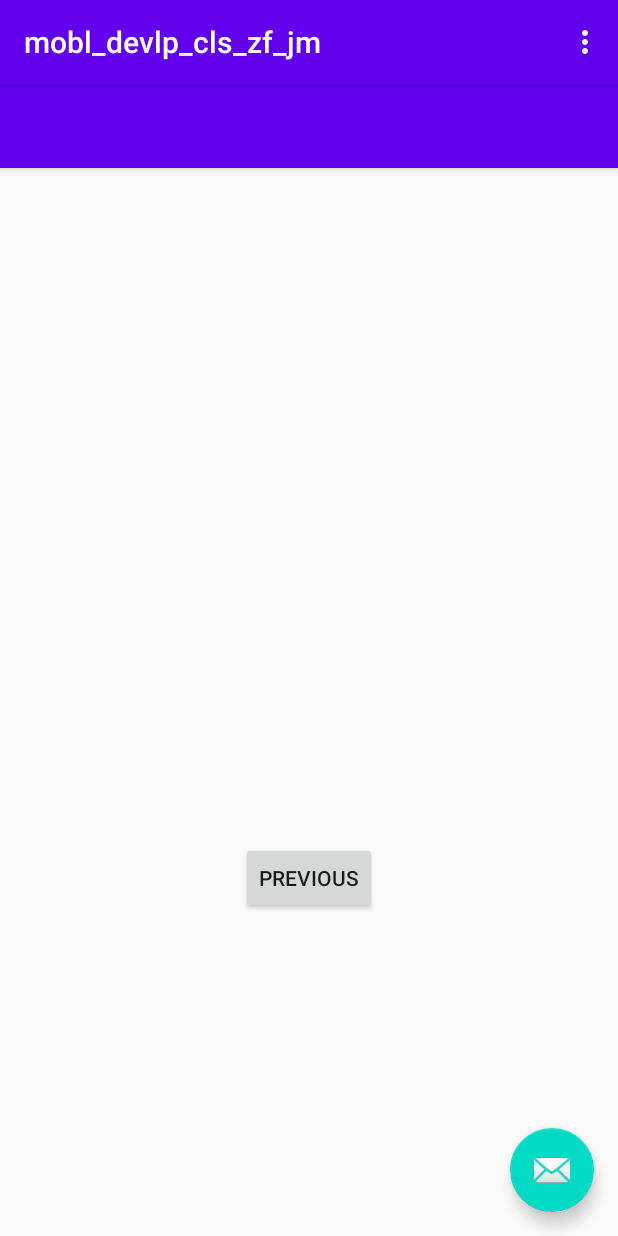
After one commit to Isable-maye/mobl_devlp_cls_zf_jm, an Android app: the DSecondFragment_first screen opened through its navigation route, on a phone screen of 412 x 824 dp. The commit adds this screen. Run offline under Robolectric (Android 15) with nearby library versions, the phone set to English and light mode, and no system bars.

Commit message:
first app的实现

```diff
--- a/app/build.gradle
+++ b/app/build.gradle
@@ -28,7 +28,8 @@
     implementation 'androidx.constraintlayout:constraintlayout:2.0.1'
     implementation 'org.jsoup:jsoup:1.13.1'
     implementation 'com.google.android.material:material:1.2.1'
-    implementation 'androidx.lifecycle:lifecycle-extensions:2.2.0'//加这一句 相当于import jsoup
+    implementation 'androidx.lifecycle:lifecycle-extensions:2.2.0'
+    implementation 'androidx.navigation:navigation-fragment:2.3.0'//加这一句 相当于import jsoup
 
     testImplementation 'junit:junit:4.12'
     androidTestImplementation 'androidx.test.ext:junit:1.1.2'
--- /dev/null
+++ b/app/src/main/java/com/swufe/mobl_devlp_cls_zf_jm/DFirstFragment_first.java
@@ -0,0 +1,34 @@
+package com.swufe.mobl_devlp_cls_zf_jm;
+
+import android.os.Bundle;
+import android.view.LayoutInflater;
+import android.view.View;
+import android.view.ViewGroup;
+
+import androidx.annotation.NonNull;
+import androidx.fragment.app.Fragment;
+import androidx.navigation.fragment.NavHostFragment;
+
+public class DFirstFragment_first extends Fragment {
+
+    @Override
+    public View onCreateView(
+            LayoutInflater inflater, ViewGroup container,
+            Bundle savedInstanceState
+    ) {
+        // Inflate the layout for this fragment
+        return inflater.inflate(R.layout.d_fragment_first_first, container, false);
+    }
+
+    public void onViewCreated(@NonNull View view, Bundle savedInstanceState) {
+        super.onViewCreated(view, savedInstanceState);
+
+        view.findViewById(R.id.button_first).setOnClickListener(new View.OnClickListener() {
+            @Override
+            public void onClick(View view) {
+                NavHostFragment.findNavController(DFirstFragment_first.this)
+                        .navigate(R.id.action_FirstFragment_to_SecondFragment);
+            }
+        });
+    }
+}
--- /dev/null
+++ b/app/src/main/java/com/swufe/mobl_devlp_cls_zf_jm/DMainActivity_first.java
@@ -0,0 +1,55 @@
+package com.swufe.mobl_devlp_cls_zf_jm;
+
+import android.os.Bundle;
+import android.view.Menu;
+import android.view.MenuItem;
+import android.view.View;
+
+import androidx.appcompat.app.AppCompatActivity;
+import androidx.appcompat.widget.Toolbar;
+
+import com.google.android.material.floatingactionbutton.FloatingActionButton;
+import com.google.android.material.snackbar.Snackbar;
+
+public class DMainActivity_first extends AppCompatActivity {
+
+    @Override
+    protected void onCreate(Bundle savedInstanceState) {
+        super.onCreate(savedInstanceState);
+        setContentView(R.layout.d_activity_main_first);
+        Toolbar toolbar = findViewById(R.id.toolbar);
+        //此行加上会闪退，不加会出现两个bar
+        //setSupportActionBar(toolbar);
+
+        FloatingActionButton fab = findViewById(R.id.fab);
+        fab.setOnClickListener(new View.OnClickListener() {
+            @Override
+            public void onClick(View view) {
+                Snackbar.make(view, "Replace with your own action", Snackbar.LENGTH_LONG)
+                        .setAction("Action", null).show();
+            }
+        });
+    }
+
+    @Override
+    public boolean onCreateOptionsMenu(Menu menu) {
+        // Inflate the menu; this adds items to the action bar if it is present.
+        getMenuInflater().inflate(R.menu.menu_main, menu);
+        return true;
+    }
+
+    @Override
+    public boolean onOptionsItemSelected(MenuItem item) {
+        // Handle action bar item clicks here. The action bar will
+        // automatically handle clicks on the Home/Up button, so long
+        // as you specify a parent activity in AndroidManifest.xml.
+        int id = item.getItemId();
+
+        //noinspection SimplifiableIfStatement
+        if (id == R.id.action_settings) {
+            return true;
+        }
+
+        return super.onOptionsItemSelected(item);
+    }
+}
--- /dev/null
+++ b/app/src/main/java/com/swufe/mobl_devlp_cls_zf_jm/DSecondFragment_first.java
@@ -0,0 +1,34 @@
+package com.swufe.mobl_devlp_cls_zf_jm;
+
+import android.os.Bundle;
+import android.view.LayoutInflater;
+import android.view.View;
+import android.view.ViewGroup;
+
+import androidx.annotation.NonNull;
+import androidx.fragment.app.Fragment;
+import androidx.navigation.fragment.NavHostFragment;
+
+public class DSecondFragment_first extends Fragment {
+
+    @Override
+    public View onCreateView(
+            LayoutInflater inflater, ViewGroup container,
+            Bundle savedInstanceState
+    ) {
+        // Inflate the layout for this fragment
+        return inflater.inflate(R.layout.d_fragment_second_first, container, false);
+    }
+
+    public void onViewCreated(@NonNull View view, Bundle savedInstanceState) {
+        super.onViewCreated(view, savedInstanceState);
+
+        view.findViewById(R.id.button_second).setOnClickListener(new View.OnClickListener() {
+            @Override
+            public void onClick(View view) {
+                NavHostFragment.findNavController(DSecondFragment_first.this)
+                        .navigate(R.id.action_SecondFragment_to_FirstFragment);
+            }
+        });
+    }
+}
--- /dev/null
+++ b/app/src/main/res/layout/d_activity_main_first.xml
@@ -0,0 +1,33 @@
+<?xml version="1.0" encoding="utf-8"?>
+<androidx.coordinatorlayout.widget.CoordinatorLayout xmlns:android="http://schemas.android.com/apk/res/android"
+    xmlns:app="http://schemas.android.com/apk/res-auto"
+    xmlns:tools="http://schemas.android.com/tools"
+    android:layout_width="match_parent"
+    android:layout_height="match_parent"
+    tools:context=".DMainActivity_first">
+
+    <com.google.android.material.appbar.AppBarLayout
+        android:layout_width="match_parent"
+        android:layout_height="wrap_content"
+        android:theme="@style/AppTheme.AppBarOverlay">
+
+        <androidx.appcompat.widget.Toolbar
+            android:id="@+id/toolbar"
+            android:layout_width="match_parent"
+            android:layout_height="?attr/actionBarSize"
+            android:background="?attr/colorPrimary"
+            app:popupTheme="@style/AppTheme.PopupOverlay" />
+
+    </com.google.android.material.appbar.AppBarLayout>
+
+    <include layout="@layout/d_content_main_first" />
+
+    <com.google.android.material.floatingactionbutton.FloatingActionButton
+        android:id="@+id/fab"
+        android:layout_width="wrap_content"
+        android:layout_height="wrap_content"
+        android:layout_gravity="bottom|end"
+        android:layout_margin="@dimen/fab_margin"
+        app:srcCompat="@android:drawable/ic_dialog_email" />
+
+</androidx.coordinatorlayout.widget.CoordinatorLayout>
--- /dev/null
+++ b/app/src/main/res/layout/d_content_main_first.xml
@@ -0,0 +1,22 @@
+<?xml version="1.0" encoding="utf-8"?>
+<androidx.constraintlayout.widget.ConstraintLayout xmlns:android="http://schemas.android.com/apk/res/android"
+    xmlns:app="http://schemas.android.com/apk/res-auto"
+    xmlns:tools="http://schemas.android.com/tools"
+    android:layout_width="match_parent"
+    android:layout_height="match_parent"
+    app:layout_behavior="@string/appbar_scrolling_view_behavior">
+
+    <fragment
+        android:id="@+id/nav_host_fragment"
+        android:name="androidx.navigation.fragment.NavHostFragment"
+
+        android:layout_width="0dp"
+        android:layout_height="0dp"
+        app:defaultNavHost="true"
+        app:layout_constraintBottom_toBottomOf="parent"
+        app:layout_constraintLeft_toLeftOf="parent"
+        app:layout_constraintRight_toRightOf="parent"
+        app:layout_constraintTop_toTopOf="parent"
+        app:navGraph="@navigation/nav_graph"
+        tools:ignore="MissingClass" />
+</androidx.constraintlayout.widget.ConstraintLayout>
--- /dev/null
+++ b/app/src/main/res/layout/d_fragment_first_first.xml
@@ -0,0 +1,28 @@
+<?xml version="1.0" encoding="utf-8"?>
+<androidx.constraintlayout.widget.ConstraintLayout xmlns:android="http://schemas.android.com/apk/res/android"
+    xmlns:app="http://schemas.android.com/apk/res-auto"
+    xmlns:tools="http://schemas.android.com/tools"
+    android:layout_width="match_parent"
+    android:layout_height="match_parent"
+    tools:context=".DFirstFragment_first">
+
+    <TextView
+        android:id="@+id/textview_first"
+        android:layout_width="wrap_content"
+        android:layout_height="wrap_content"
+        android:text="@string/hello_first_fragment"
+        app:layout_constraintBottom_toTopOf="@id/button_first"
+        app:layout_constraintEnd_toEndOf="parent"
+        app:layout_constraintStart_toStartOf="parent"
+        app:layout_constraintTop_toTopOf="parent" />
+
+    <Button
+        android:id="@+id/button_first"
+        android:layout_width="wrap_content"
+        android:layout_height="wrap_content"
+        android:text="@string/next"
+        app:layout_constraintBottom_toBottomOf="parent"
+        app:layout_constraintEnd_toEndOf="parent"
+        app:layout_constraintStart_toStartOf="parent"
+        app:layout_constraintTop_toBottomOf="@id/textview_first" />
+</androidx.constraintlayout.widget.ConstraintLayout>
--- /dev/null
+++ b/app/src/main/res/layout/d_fragment_second_first.xml
@@ -0,0 +1,27 @@
+<?xml version="1.0" encoding="utf-8"?>
+<androidx.constraintlayout.widget.ConstraintLayout xmlns:android="http://schemas.android.com/apk/res/android"
+    xmlns:app="http://schemas.android.com/apk/res-auto"
+    xmlns:tools="http://schemas.android.com/tools"
+    android:layout_width="match_parent"
+    android:layout_height="match_parent"
+    tools:context=".DSecondFragment_first">
+
+    <TextView
+        android:id="@+id/textview_second"
+        android:layout_width="wrap_content"
+        android:layout_height="wrap_content"
+        app:layout_constraintBottom_toTopOf="@id/button_second"
+        app:layout_constraintEnd_toEndOf="parent"
+        app:layout_constraintStart_toStartOf="parent"
+        app:layout_constraintTop_toTopOf="parent" />
+
+    <Button
+        android:id="@+id/button_second"
+        android:layout_width="wrap_content"
+        android:layout_height="wrap_content"
+        android:text="@string/previous"
+        app:layout_constraintBottom_toBottomOf="parent"
+        app:layout_constraintEnd_toEndOf="parent"
+        app:layout_constraintStart_toStartOf="parent"
+        app:layout_constraintTop_toBottomOf="@id/textview_second" />
+</androidx.constraintlayout.widget.ConstraintLayout>
--- /dev/null
+++ b/app/src/main/res/menu/menu_main.xml
@@ -0,0 +1,10 @@
+<menu xmlns:android="http://schemas.android.com/apk/res/android"
+    xmlns:app="http://schemas.android.com/apk/res-auto"
+    xmlns:tools="http://schemas.android.com/tools"
+    tools:context="com.swufe.first.DMainActivity_first">
+    <item
+        android:id="@+id/action_settings"
+        android:orderInCategory="100"
+        android:title="@string/action_settings"
+        app:showAsAction="never" />
+</menu>
--- /dev/null
+++ b/app/src/main/res/navigation/nav_graph.xml
@@ -0,0 +1,28 @@
+<?xml version="1.0" encoding="utf-8"?>
+<navigation xmlns:android="http://schemas.android.com/apk/res/android"
+    xmlns:app="http://schemas.android.com/apk/res-auto"
+    xmlns:tools="http://schemas.android.com/tools"
+    android:id="@+id/nav_graph"
+    app:startDestination="@id/FirstFragment">
+
+    <fragment
+        android:id="@+id/FirstFragment"
+        android:name="com.swufe.mobl_devlp_cls_zf_jm.DFirstFragment_first"
+        android:label="@string/first_fragment_label"
+        tools:layout="@layout/d_fragment_first_first">
+
+        <action
+            android:id="@+id/action_FirstFragment_to_SecondFragment"
+            app:destination="@id/SecondFragment" />
+    </fragment>
+    <fragment
+        android:id="@+id/SecondFragment"
+        android:name="com.swufe.mobl_devlp_cls_zf_jm.DSecondFragment_first"
+        android:label="@string/second_fragment_label"
+        tools:layout="@layout/d_fragment_second_first">
+
+        <action
+            android:id="@+id/action_SecondFragment_to_FirstFragment"
+            app:destination="@id/FirstFragment" />
+    </fragment>
+</navigation>
--- /dev/null
+++ b/app/src/main/res/values/dimens.xml
@@ -0,0 +1,3 @@
+<resources>
+    <dimen name="fab_margin">16dp</dimen>
+</resources>
--- a/app/src/main/res/values/strings.xml
+++ b/app/src/main/res/values/strings.xml
@@ -13,4 +13,14 @@
     <string name="btn_open_label">open</string>
     <string name="menu_set_label">menu_set_label</string>
 
+    <string name="action_settings">Settings</string>
+    <!-- Strings used for fragments for navigation -->
+    <string name="first_fragment_label">First Fragment</string>
+    <string name="second_fragment_label">Second Fragment</string>
+    <string name="next">Next</string>
+    <string name="previous">Previous</string>
+
+    <string name="hello_first_fragment">Hello first fragment</string>
+    <string name="hello_second_fragment">Hello second fragment. Arg: %1$s</string>
+
 </resources>
--- a/app/src/main/res/values/styles.xml
+++ b/app/src/main/res/values/styles.xml
@@ -1,10 +1,19 @@
-<resources>
+<resources xmlns:tools="http://schemas.android.com/tools">
     <!-- Base application theme. -->
-    <style name="AppTheme" parent="Theme.AppCompat.Light.DarkActionBar">
+    <style name="AppTheme" parent="Theme.AppCompat.Light.DarkActionBar" tools:ignore="DuplicateDefinition">
         <!-- Customize your theme here. -->
         <item name="colorPrimary">@color/colorPrimary</item>
         <item name="colorPrimaryDark">@color/colorPrimaryDark</item>
         <item name="colorAccent">@color/colorAccent</item>
     </style>
 
+    <style name="AppTheme.NoActionBar">
+        <item name="windowActionBar">false</item>
+        <item name="windowNoTitle">true</item>
+    </style>
+
+    <style name="AppTheme.AppBarOverlay" parent="ThemeOverlay.AppCompat.Dark.ActionBar" />
+
+    <style name="AppTheme.PopupOverlay" parent="ThemeOverlay.AppCompat.Light" />
+
 </resources>
```
Also changed, not shown: app/src/main/AndroidManifest.xml (+7 -0 lines).
